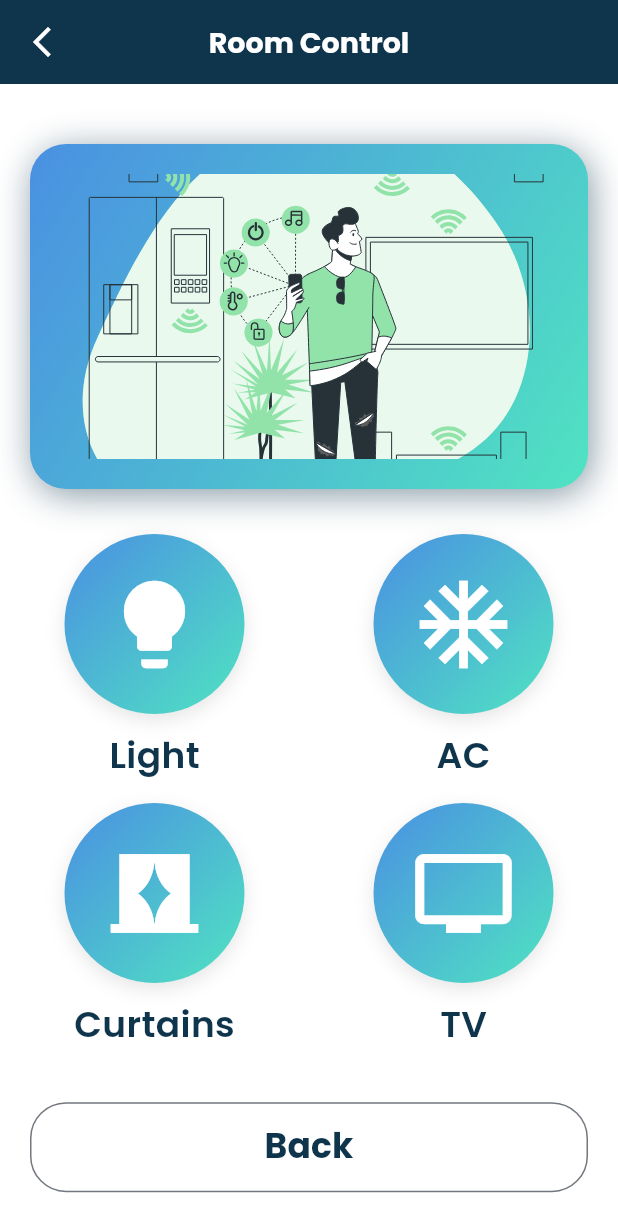
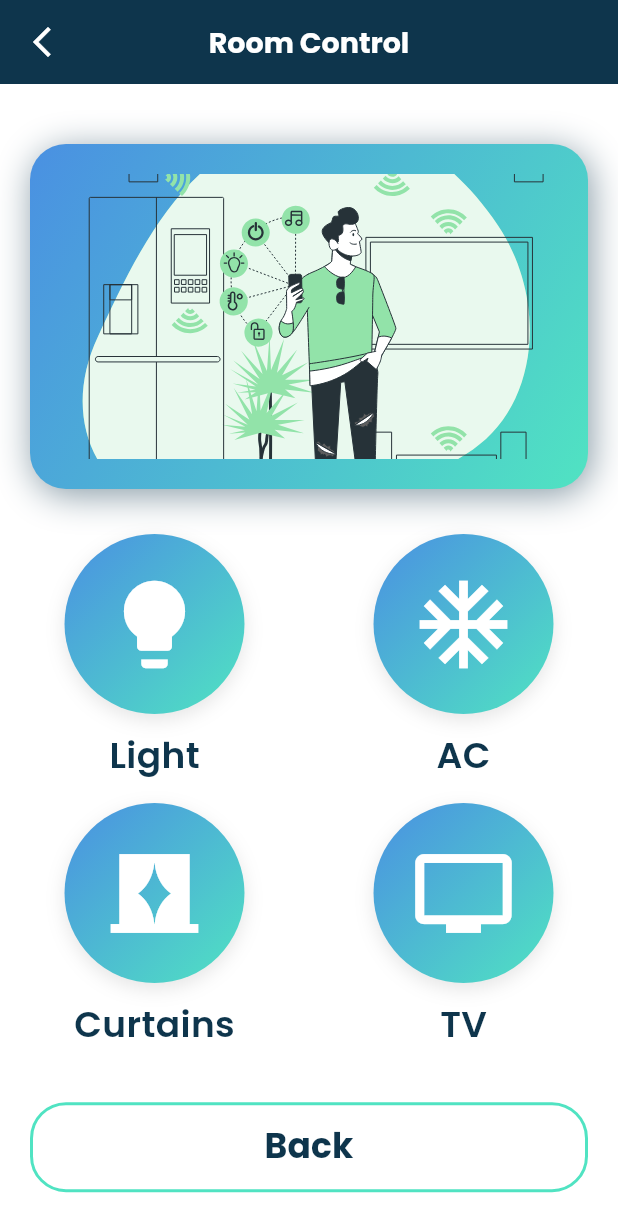
Before and after one commit to 3madhani/digy_stay, a Flutter app: the RoomControlView screen opened by its route, on a phone screen of 412 x 824 dp. Shown: the top 1232 px of the screen. Run offline on Flutter 3.47's test engine with Material 3 defaults, Android fonts, the phone set to English and light mode, and no system bars; our stand-ins replace dots_indicator, flutter_svg, iconsax, lottie, shared_preferences; accounts and stored records are empty.

Commit message:
feat: Add interactive controls for room devices with bottom sheet integration

```diff
--- a/lib/core/common/rounded_container.dart
+++ b/lib/core/common/rounded_container.dart
@@ -4,14 +4,17 @@ import 'package:flutter/material.dart';
 import '../utils/app_colors.dart';
 
 class RoundedContainer extends StatelessWidget {
-  const RoundedContainer({super.key, required this.title, required this.iconData});
+  const RoundedContainer({super.key, required this.title, required this.iconData, this.onTap});
 
   final String title;
   final IconData iconData;
+  final Function(BuildContext)? onTap;
 
   @override
   Widget build(BuildContext context) {
-    return Column(
+    return GestureDetector(
+      onTap: () => onTap?.call(context),
+      child: Column(
         children: [
           Container(
             width: 120,
@@ -42,6 +45,7 @@ class RoundedContainer extends StatelessWidget {
             ),
           ),
         ],
+      ),
     );
   }
 }
--- a/lib/core/constants/app_const.dart
+++ b/lib/core/constants/app_const.dart
@@ -6,6 +6,7 @@ import '../../feature/offers/presentation/views/offers_view.dart';
 import '../../feature/restaurant/presentation/views/restaurant_view.dart';
 import '../../feature/room_control/presentaion/views/room_control_view.dart';
 import '../../feature/support_chat/presentation/views/support_chat_view.dart';
+import '../common/model_bottom_sheet.dart';
 import '../utils/app_assets.dart';
 import '../utils/app_colors.dart';
 
@@ -41,9 +42,25 @@ class AppConst {
   ];
 
   static List<Widget> roomItems = [
-    RoundedContainer(title: "Light", iconData: Icons.lightbulb),
-    RoundedContainer(title: "AC", iconData: Icons.ac_unit),
-    RoundedContainer(title: "Curtains", iconData: Icons.curtains),
-    RoundedContainer(title: "TV", iconData: Icons.tv),
+    RoundedContainer(
+      title: "Light",
+      iconData: Icons.lightbulb,
+      onTap: (context) => showControlSheet(context, "Light"),
+    ),
+    RoundedContainer(
+      title: "AC",
+      iconData: Icons.ac_unit,
+      onTap: (context) => showControlSheet(context, "AC"),
+    ),
+    RoundedContainer(
+      title: "Curtains",
+      iconData: Icons.curtains,
+      onTap: (context) => showControlSheet(context, "Curtains"),
+    ),
+    RoundedContainer(
+      title: "TV",
+      iconData: Icons.tv,
+      onTap: (context) => showControlSheet(context, "TV"),
+    ),
   ];
 }
--- a/lib/feature/room_control/presentaion/views/widgets/room_control_view_body.dart
+++ b/lib/feature/room_control/presentaion/views/widgets/room_control_view_body.dart
@@ -58,14 +58,14 @@ class RoomControlViewBody extends StatelessWidget {
           SizedBox(
             width: double.infinity,
             height: 60,
-            child: OutlinedButton(
+            child: TextButton(
               onPressed: () {
                 Navigator.pop(context);
               },
               style: OutlinedButton.styleFrom(
                 shape: RoundedRectangleBorder(
                   borderRadius: BorderRadius.circular(24),
-                  side: BorderSide(color: AppColors.primaryColor),
+                  side: BorderSide(color: Color(0xFF50E3C2), width: 2),
                 ),
               ),
               child: Text(
```
Also changed, not shown: lib/core/common/model_bottom_sheet.dart (added, +37 -0 lines), lib/feature/room_control/presentaion/views/widgets/curtains_control.dart (added, +45 -0 lines), lib/feature/room_control/presentaion/views/widgets/light_ac_control.dart (added, +76 -0 lines), lib/feature/room_control/presentaion/views/widgets/tv_control.dart (added, +64 -0 lines). Lines whose indentation alone changed are shown as unchanged.
